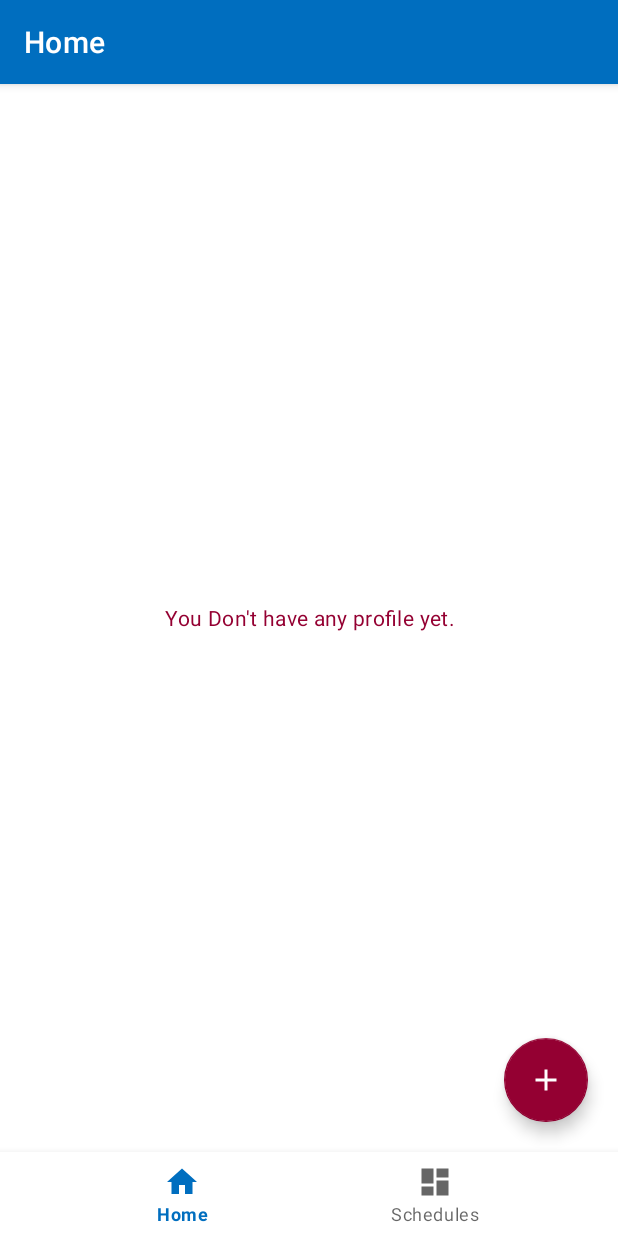
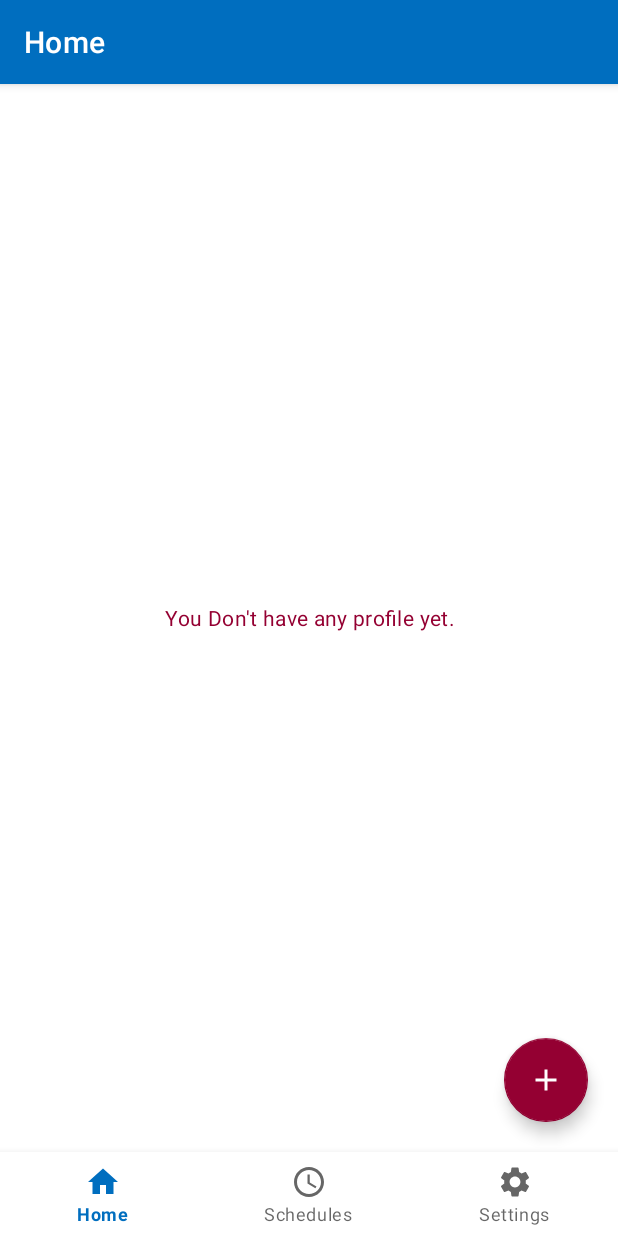
Before and after one commit to xihadulislam/u-care, an Android app: the screen it shows after launch once a user with an empty profile is signed in (MainActivity), on a phone screen of 412 x 824 dp. Run offline under Robolectric (Android 15) with nearby library versions, the phone set to English and light mode, and no system bars; our stand-ins replace CircleImageView, Firebase (no records; nobody signed in at launch, a user with empty details on screens opened directly), navigation-ui; libraries missing offline, so code that uses them is left out: com.xihad.androidutils; 2 statements that could not run were skipped.

Commit message:
bottom nav added

```diff
--- /dev/null
+++ b/app/src/main/java/com/project/ucare/alarm/AlarmActivity.java
@@ -0,0 +1,16 @@
+package com.project.ucare.alarm;
+
+import androidx.appcompat.app.AppCompatActivity;
+
+import android.os.Bundle;
+
+import com.project.ucare.R;
+
+public class AlarmActivity extends AppCompatActivity {
+
+    @Override
+    protected void onCreate(Bundle savedInstanceState) {
+        super.onCreate(savedInstanceState);
+        setContentView(R.layout.activity_alarm);
+    }
+}
--- a/app/src/main/java/com/project/ucare/main/MainActivity.java
+++ b/app/src/main/java/com/project/ucare/main/MainActivity.java
@@ -21,7 +21,7 @@ public class MainActivity extends AppCompatActivity {
         // Passing each menu ID as a set of Ids because each
         // menu should be considered as top level destinations.
         AppBarConfiguration appBarConfiguration = new AppBarConfiguration.Builder(
-                R.id.navigation_home, R.id.navigation_schedule, R.id.navigation_notifications)
+                R.id.navigation_home, R.id.navigation_schedule, R.id.navigation_settings)
                 .build();
         NavController navController = Navigation.findNavController(this, R.id.nav_host_fragment);
         NavigationUI.setupActionBarWithNavController(this, navController, appBarConfiguration);
--- a/app/src/main/java/com/project/ucare/main/schedule/ScheduleFragment.java
+++ b/app/src/main/java/com/project/ucare/main/schedule/ScheduleFragment.java
@@ -66,7 +66,7 @@ public class ScheduleFragment extends Fragment {
 
     private void getData() {
 
-        FirebaseDatabase.getInstance().getReference().child("User").addValueEventListener(new ValueEventListener() {
+        FirebaseDatabase.getInstance().getReference().child("Schedule").addValueEventListener(new ValueEventListener() {
             @Override
             public void onDataChange(@NonNull DataSnapshot snapshot) {
 
--- a/app/src/main/java/com/project/ucare/main/notifications/NotificationsFragment.java
+++ b/app/src/main/java/com/project/ucare/main/settings/SettingsFragment.java
@@ -1,4 +1,4 @@
-package com.project.ucare.main.notifications;
+package com.project.ucare.main.settings;
 
 import android.os.Bundle;
 import android.view.LayoutInflater;
@@ -11,13 +11,13 @@ import androidx.fragment.app.Fragment;
 import com.project.ucare.R;
 
 
-public class NotificationsFragment extends Fragment {
+public class SettingsFragment extends Fragment {
 
 
     public View onCreateView(@NonNull LayoutInflater inflater,
                              ViewGroup container, Bundle savedInstanceState) {
 
-        View root = inflater.inflate(R.layout.fragment_notifications, container, false);
+        View root = inflater.inflate(R.layout.fragment_settings, container, false);
 
         return root;
     }
--- /dev/null
+++ b/app/src/main/res/drawable/ic_baseline_schedule_24.xml
@@ -0,0 +1,13 @@
+<vector xmlns:android="http://schemas.android.com/apk/res/android"
+    android:width="24dp"
+    android:height="24dp"
+    android:viewportWidth="24"
+    android:viewportHeight="24"
+    android:tint="?attr/colorControlNormal">
+  <path
+      android:fillColor="@android:color/white"
+      android:pathData="M11.99,2C6.47,2 2,6.48 2,12s4.47,10 9.99,10C17.52,22 22,17.52 22,12S17.52,2 11.99,2zM12,20c-4.42,0 -8,-3.58 -8,-8s3.58,-8 8,-8 8,3.58 8,8 -3.58,8 -8,8z"/>
+  <path
+      android:fillColor="@android:color/white"
+      android:pathData="M12.5,7H11v6l5.25,3.15 0.75,-1.23 -4.5,-2.67z"/>
+</vector>
--- /dev/null
+++ b/app/src/main/res/drawable/ic_baseline_settings_24.xml
@@ -0,0 +1,10 @@
+<vector xmlns:android="http://schemas.android.com/apk/res/android"
+    android:width="24dp"
+    android:height="24dp"
+    android:viewportWidth="24"
+    android:viewportHeight="24"
+    android:tint="?attr/colorControlNormal">
+  <path
+      android:fillColor="@android:color/white"
+      android:pathData="M19.14,12.94c0.04,-0.3 0.06,-0.61 0.06,-0.94c0,-0.32 -0.02,-0.64 -0.07,-0.94l2.03,-1.58c0.18,-0.14 0.23,-0.41 0.12,-0.61l-1.92,-3.32c-0.12,-0.22 -0.37,-0.29 -0.59,-0.22l-2.39,0.96c-0.5,-0.38 -1.03,-0.7 -1.62,-0.94L14.4,2.81c-0.04,-0.24 -0.24,-0.41 -0.48,-0.41h-3.84c-0.24,0 -0.43,0.17 -0.47,0.41L9.25,5.35C8.66,5.59 8.12,5.92 7.63,6.29L5.24,5.33c-0.22,-0.08 -0.47,0 -0.59,0.22L2.74,8.87C2.62,9.08 2.66,9.34 2.86,9.48l2.03,1.58C4.84,11.36 4.8,11.69 4.8,12s0.02,0.64 0.07,0.94l-2.03,1.58c-0.18,0.14 -0.23,0.41 -0.12,0.61l1.92,3.32c0.12,0.22 0.37,0.29 0.59,0.22l2.39,-0.96c0.5,0.38 1.03,0.7 1.62,0.94l0.36,2.54c0.05,0.24 0.24,0.41 0.48,0.41h3.84c0.24,0 0.44,-0.17 0.47,-0.41l0.36,-2.54c0.59,-0.24 1.13,-0.56 1.62,-0.94l2.39,0.96c0.22,0.08 0.47,0 0.59,-0.22l1.92,-3.32c0.12,-0.22 0.07,-0.47 -0.12,-0.61L19.14,12.94zM12,15.6c-1.98,0 -3.6,-1.62 -3.6,-3.6s1.62,-3.6 3.6,-3.6s3.6,1.62 3.6,3.6S13.98,15.6 12,15.6z"/>
+</vector>
--- /dev/null
+++ b/app/src/main/res/layout/activity_alarm.xml
@@ -0,0 +1,10 @@
+<?xml version="1.0" encoding="utf-8"?>
+<androidx.constraintlayout.widget.ConstraintLayout xmlns:android="http://schemas.android.com/apk/res/android"
+    xmlns:app="http://schemas.android.com/apk/res-auto"
+    xmlns:tools="http://schemas.android.com/tools"
+    android:layout_width="match_parent"
+    android:layout_height="match_parent"
+    android:background="@color/colorPrimary"
+    tools:context=".alarm.AlarmActivity">
+
+</androidx.constraintlayout.widget.ConstraintLayout>
--- a/app/src/main/res/layout/fragment_notifications.xml
+++ b/app/src/main/res/layout/fragment_settings.xml
@@ -4,7 +4,7 @@
     xmlns:tools="http://schemas.android.com/tools"
     android:layout_width="match_parent"
     android:layout_height="match_parent"
-    tools:context=".main.notifications.NotificationsFragment">
+    tools:context=".main.settings.SettingsFragment">
 
     <TextView
         android:id="@+id/text_notifications"
--- a/app/src/main/res/menu/bottom_nav_menu.xml
+++ b/app/src/main/res/menu/bottom_nav_menu.xml
@@ -8,12 +8,12 @@
 
     <item
         android:id="@+id/navigation_schedule"
-        android:icon="@drawable/ic_dashboard_black_24dp"
+        android:icon="@drawable/ic_baseline_schedule_24"
         android:title="@string/title_schedule" />
 
-<!--    <item-->
-<!--        android:id="@+id/navigation_notifications"-->
-<!--        android:icon="@drawable/ic_notifications_black_24dp"-->
-<!--        android:title="@string/title_notifications" />-->
+    <item
+        android:id="@+id/navigation_settings"
+        android:icon="@drawable/ic_baseline_settings_24"
+        android:title="@string/title_settings" />
 
 </menu>
--- a/app/src/main/res/navigation/mobile_navigation.xml
+++ b/app/src/main/res/navigation/mobile_navigation.xml
@@ -18,8 +18,8 @@
         tools:layout="@layout/fragment_schedule" />
 
     <fragment
-        android:id="@+id/navigation_notifications"
-        android:name="com.project.ucare.main.notifications.NotificationsFragment"
-        android:label="@string/title_notifications"
-        tools:layout="@layout/fragment_notifications" />
+        android:id="@+id/navigation_settings"
+        android:name="com.project.ucare.main.settings.SettingsFragment"
+        android:label="@string/title_settings"
+        tools:layout="@layout/fragment_settings" />
 </navigation>
--- a/app/src/main/res/values-night/themes.xml
+++ /dev/null
@@ -1,16 +0,0 @@
-<resources xmlns:tools="http://schemas.android.com/tools">
-    <!-- Base application theme. -->
-    <style name="Theme.UCare" parent="Theme.MaterialComponents.DayNight.DarkActionBar">
-        <!-- Primary brand color. -->
-        <item name="colorPrimary">@color/colorPrimary</item>
-        <item name="colorPrimaryVariant">@color/colorPrimaryVariant</item>
-        <item name="colorOnPrimary">@color/white</item>
-        <!-- Secondary brand color. -->
-        <item name="colorSecondary">@color/colorSecondary</item>
-        <item name="colorSecondaryVariant">@color/colorSecondary</item>
-        <item name="colorOnSecondary">@color/black</item>
-        <!-- Status bar color. -->
-        <item name="android:statusBarColor" tools:targetApi="l">?attr/colorPrimaryVariant</item>
-        <!-- Customize your theme here. -->
-    </style>
-</resources>
--- a/app/src/main/res/values/strings.xml
+++ b/app/src/main/res/values/strings.xml
@@ -3,6 +3,6 @@
     <string name="title_activity_main">MainActivity</string>
     <string name="title_home">Home</string>
     <string name="title_schedule">Schedules</string>
-    <string name="title_notifications">Notifications</string>
+    <string name="title_settings">Settings</string>
     <string name="todo">TODO</string>
 </resources>
--- a/app/src/main/res/values/themes.xml
+++ b/app/src/main/res/values/themes.xml
@@ -1,6 +1,6 @@
 <resources xmlns:tools="http://schemas.android.com/tools">
     <!-- Base application theme. -->
-    <style name="Theme.UCare" parent="Theme.MaterialComponents.DayNight.DarkActionBar">
+    <style name="Theme.UCare" parent="Theme.MaterialComponents.Light.DarkActionBar">
         <!-- Primary brand color. -->
         <item name="colorPrimary">@color/colorPrimary</item>
         <item name="colorPrimaryVariant">@color/colorPrimaryVariant</item>
@@ -8,7 +8,7 @@
         <!-- Secondary brand color. -->
         <item name="colorSecondary">@color/colorSecondary</item>
         <item name="colorSecondaryVariant">@color/colorSecondary</item>
-        <item name="colorOnSecondary">@color/black</item>
+        <item name="colorOnSecondary">@color/white</item>
         <!-- Status bar color. -->
         <item name="android:statusBarColor" tools:targetApi="l">?attr/colorPrimaryVariant</item>
         <!-- Customize your theme here. -->
```
